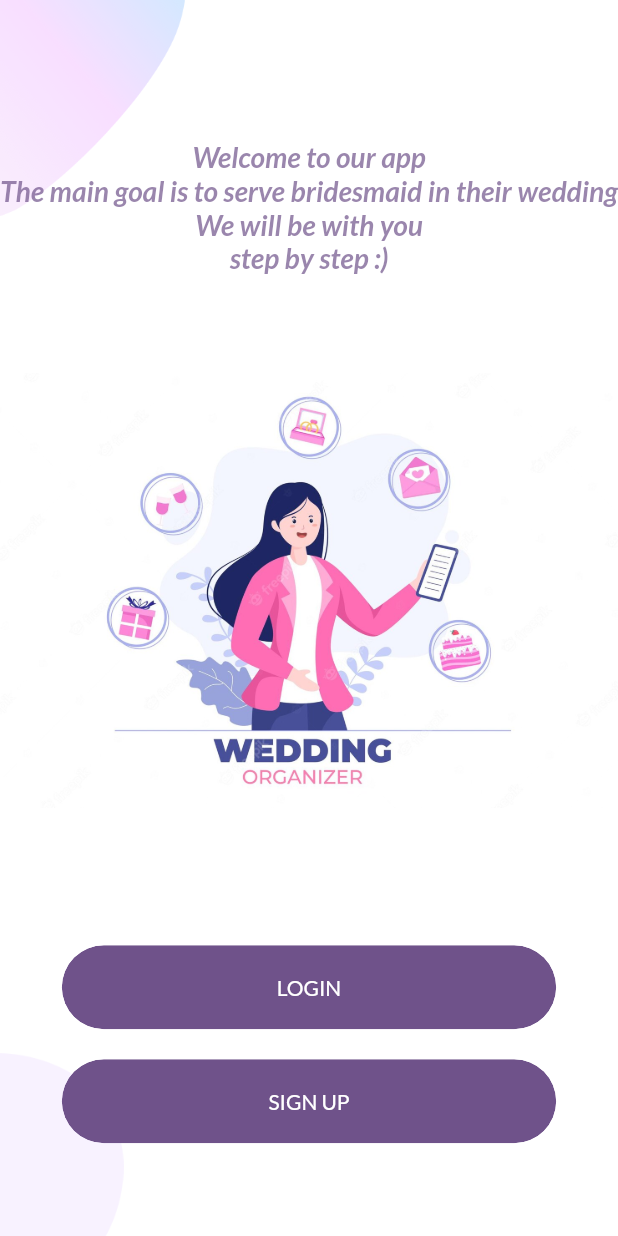
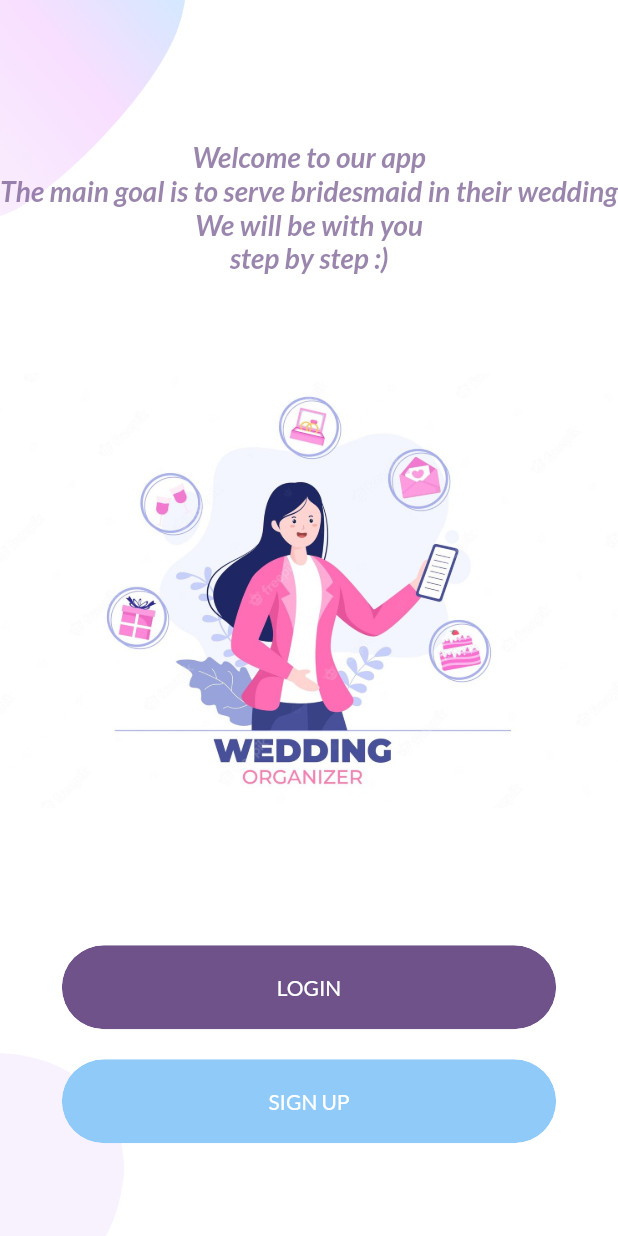
Before and after one commit to MohamedAboElM3aTy/wed_plan_project, a Flutter app: the OnBoardingScreen screen opened by its route, on a phone screen of 412 x 824 dp. Run offline on Flutter 3.47's test engine with Material 2 defaults, Android fonts, the phone set to English and light mode, and no system bars; our stand-ins replace firebase_auth, firebase_core, flutter_svg, google_fonts, persistent_bottom_nav_bar_v2, transparent_image; accounts and stored records are empty.

Commit message:
Make the background color dynamic

```diff
--- a/lib/views/widgets/rounded_button.dart
+++ b/lib/views/widgets/rounded_button.dart
@@ -26,9 +26,9 @@ class RoundedButton extends StatelessWidget {
             padding: EdgeInsets.symmetric(
               vertical: 20,
               horizontal: 40,
-            ), // sets the padding for the button
-            backgroundColor: kColorScheme.primary,
-            foregroundColor: kColorScheme.secondary,// sets the background color for the button
+            ),
+            backgroundColor: color,
+            foregroundColor: kColorScheme.primary,
           ),
           onPressed: press,
           child: Text(
```
